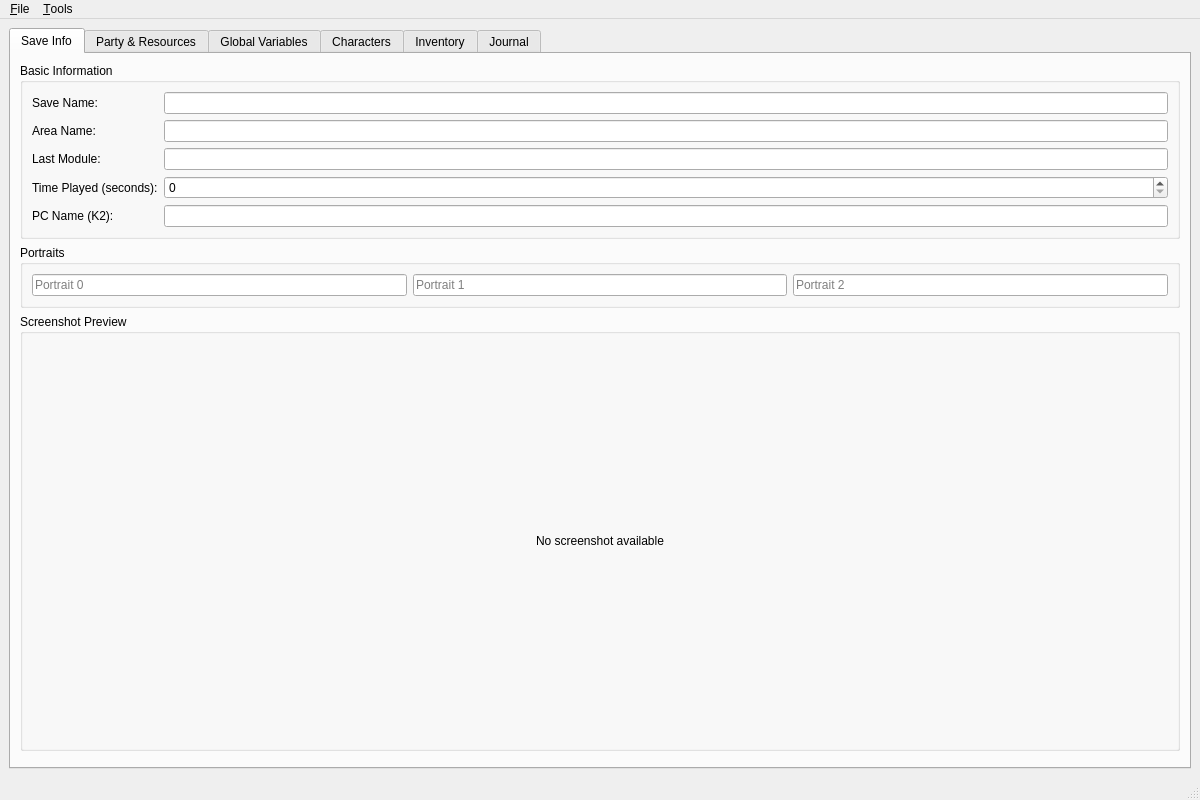
Qt form Tools/HolocronToolset/src/ui/editors/savegame.ui (th3w1zard1/PyKotor) before a commit.
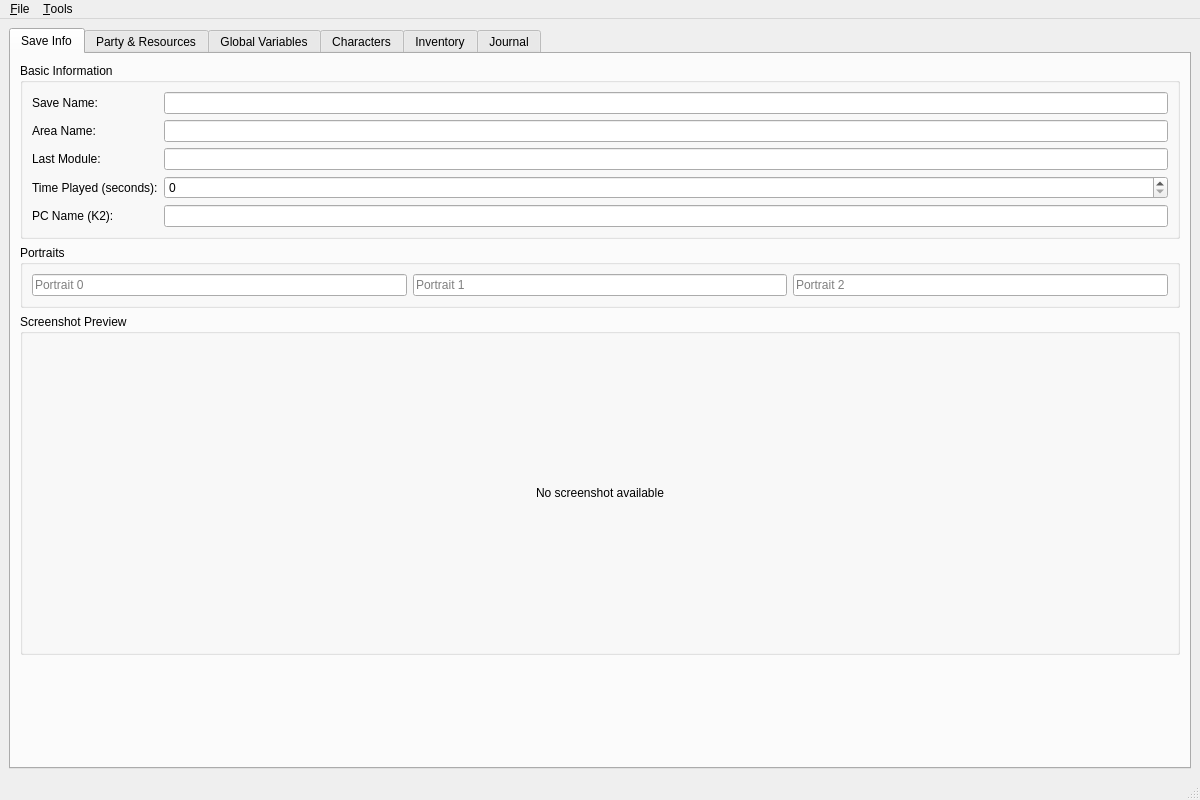
The same form after that commit.

Commit message: fix: add sizeHint to spacer in savegame.ui to fix QSpacerItem generation

```diff
--- a/Tools/HolocronToolset/src/ui/editors/savegame.ui
+++ b/Tools/HolocronToolset/src/ui/editors/savegame.ui
@@ -165,6 +165,12 @@
           <property name="orientation">
            <enum>Qt::Vertical</enum>
           </property>
+          <property name="sizeHint" stdset="0">
+           <size>
+            <width>20</width>
+            <height>40</height>
+           </size>
+          </property>
          </spacer>
         </item>
        </layout>
```
The commit also changes 1 other file.
